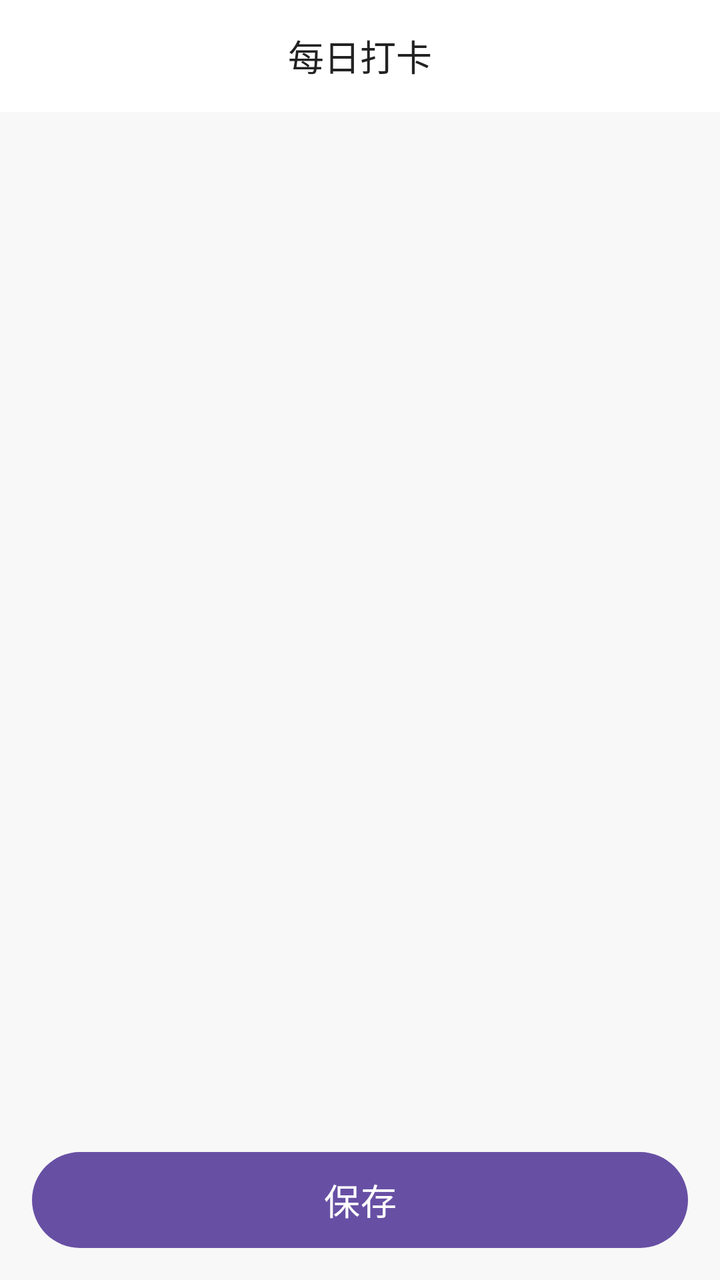
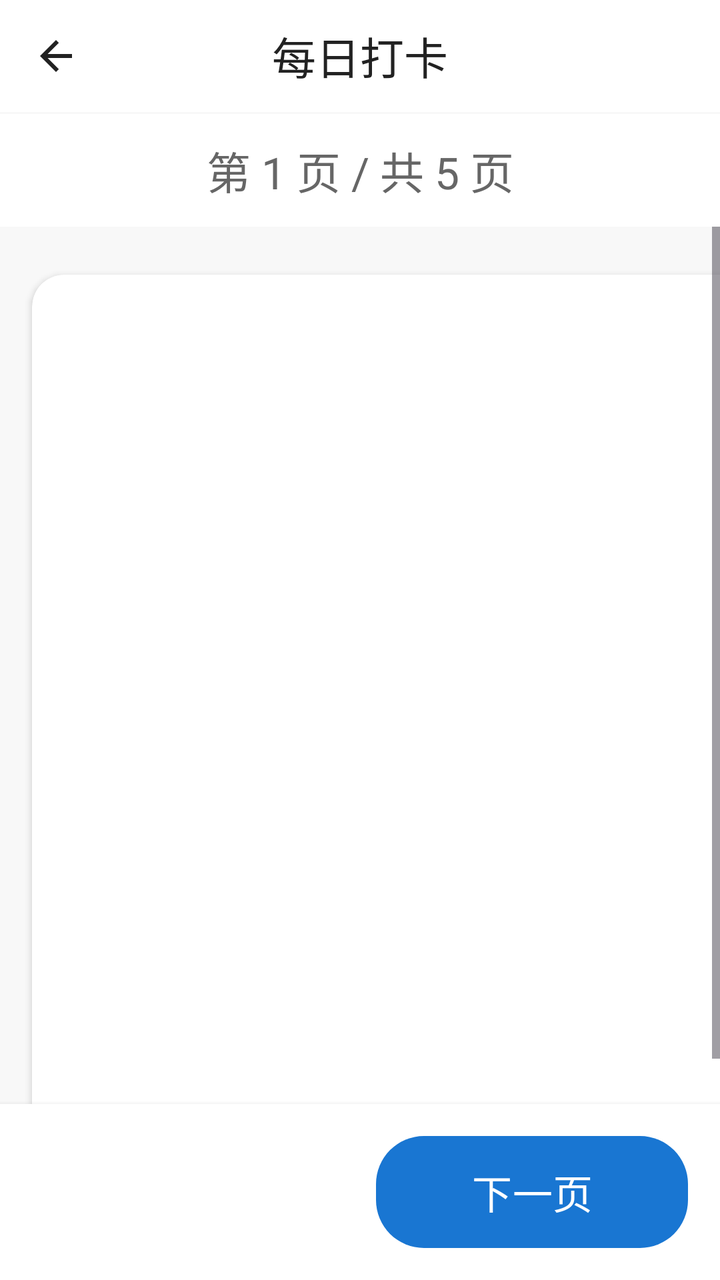

Compare the two renders of this Android layout. The source of the first and the diff that turns it into the second are given below.
<!-- AndroidManifest.xml: application theme Theme.RemoteNursing -->
<!-- res/layout/fragment_daily_checkin.xml -->
<?xml version="1.0" encoding="utf-8"?>
<LinearLayout
    xmlns:android="http://schemas.android.com/apk/res/android"
    xmlns:app="http://schemas.android.com/apk/res-auto"
    android:orientation="vertical"
    android:background="#F8F8F8"
    android:layout_width="match_parent"
    android:layout_height="match_parent"
    android:fitsSystemWindows="true">

    <RelativeLayout
        android:layout_width="match_parent"
        android:layout_height="56dp"
        android:background="#FFF">
        <ImageButton
            android:id="@+id/btn_back"
            android:layout_width="48dp"
            android:layout_height="48dp"
            android:background="?attr/selectableItemBackgroundBorderless"
            android:src="@drawable/ic_arrow_back"
            android:layout_centerVertical="true"
            android:layout_alignParentStart="true"
            android:layout_marginStart="8dp"
            android:contentDescription="返回" />
        <TextView
            android:id="@+id/tv_title"
            android:layout_width="wrap_content"
            android:layout_height="wrap_content"
            android:text="每日打卡"
            android:textSize="18sp"
            android:textColor="#222"
            android:layout_centerVertical="true"
            android:layout_centerHorizontal="true"/>
    </RelativeLayout>

    <ScrollView
        android:layout_width="match_parent"
        android:layout_height="0dp"
        android:layout_weight="1"
        android:fillViewport="true"
        android:contentDescription="每日打卡内容区域">

        <LinearLayout
            android:layout_width="match_parent"
            android:layout_height="wrap_content"
            android:orientation="vertical">

            <androidx.cardview.widget.CardView
                android:id="@+id/card_form"
                android:layout_width="match_parent"
                android:layout_height="wrap_content"
                android:layout_marginTop="24dp"
                android:layout_marginStart="16dp"
                android:layout_marginEnd="16dp"
                app:cardCornerRadius="16dp"
                app:cardElevation="2dp">

                <LinearLayout
                    android:id="@+id/form_parent"
                    android:layout_width="match_parent"
                    android:layout_height="wrap_content"
                    android:orientation="vertical"
                    android:paddingTop="0dp"
                    android:paddingBottom="0dp" />
            </androidx.cardview.widget.CardView>
        </LinearLayout>
    </ScrollView>

    <Button
        android:id="@+id/btn_submit"
        android:layout_width="match_parent"
        android:layout_height="48dp"
        android:text="保存"
        android:textColor="#FFF"
        android:background="@drawable/bg_btn_orange"
        android:textSize="18sp"
        android:layout_margin="16dp"/>
</LinearLayout>
<!-- resources referenced by this layout -->
<resources>
  <!-- drawable bg_btn_orange (drawable) -->
  <shape xmlns:android="http://schemas.android.com/apk/res/android"
      android:shape="rectangle">
      <solid android:color="#FF8000" />
      <corners android:radius="24dp" />
  </shape>
  <!-- drawable ic_arrow_back (drawable) -->
  <?xml version="1.0" encoding="utf-8"?>
  <vector xmlns:android="http://schemas.android.com/apk/res/android"
      android:width="24dp" android:height="24dp"
      android:viewportWidth="24" android:viewportHeight="24">
      <path
          android:fillColor="#FFFFFF"
          android:pathData="M20,11H7.83l5.59-5.59L12,4l-8,8 8,8 1.41-1.41L7.83,13H20v-2z"/>
  </vector>
  <style name="Theme.RemoteNursing" parent="Base.Theme.RemoteNursing" />
  <style name="Base.Theme.RemoteNursing" parent="Theme.Material3.DayNight.NoActionBar">
          
      </style>
</resources>

<!-- the commit's change to res/layout/fragment_daily_checkin.xml (unified diff, before → after) -->
@@ -8,31 +8,44 @@
     android:layout_height="match_parent"
     android:fitsSystemWindows="true">
 
+    
     <RelativeLayout
         android:layout_width="match_parent"
         android:layout_height="56dp"
         android:background="#FFF">
         <ImageButton
             android:id="@+id/btn_back"
-            android:layout_width="48dp"
-            android:layout_height="48dp"
-            android:background="?attr/selectableItemBackgroundBorderless"
-            android:src="@drawable/ic_arrow_back"
-            android:layout_centerVertical="true"
-            android:layout_alignParentStart="true"
-            android:layout_marginStart="8dp"
+            android:layout_width="56dp"
+            android:layout_height="56dp"
+            android:padding="12dp"
+            android:background="@android:color/transparent"
+            android:src="@drawable/ic_arrow_back_black_24dp"
             android:contentDescription="返回" />
         <TextView
             android:id="@+id/tv_title"
             android:layout_width="wrap_content"
             android:layout_height="wrap_content"
             android:text="每日打卡"
-            android:textSize="18sp"
+            android:textSize="22sp"
             android:textColor="#222"
             android:layout_centerVertical="true"
             android:layout_centerHorizontal="true"/>
     </RelativeLayout>
 
+    
+    <TextView
+        android:id="@+id/tv_page_info"
+        android:layout_width="match_parent"
+        android:layout_height="wrap_content"
+        android:text="第 1 页 / 共 5 页"
+        android:textSize="22sp"
+        android:textColor="#666"
+        android:gravity="center"
+        android:paddingVertical="12dp"
+        android:background="#FFF"
+        android:layout_marginTop="1dp"/>
+
+    
     <ScrollView
         android:layout_width="match_parent"
         android:layout_height="0dp"
@@ -40,39 +53,68 @@
         android:fillViewport="true"
         android:contentDescription="每日打卡内容区域">
 
-        <LinearLayout
+        <androidx.cardview.widget.CardView
             android:layout_width="match_parent"
             android:layout_height="wrap_content"
-            android:orientation="vertical">
+            android:layout_marginTop="24dp"
+            android:layout_marginStart="16dp"
+            android:layout_marginEnd="16dp"
+            android:layout_marginBottom="24dp"
+            app:cardCornerRadius="16dp"
+            app:cardElevation="2dp">
 
-            <androidx.cardview.widget.CardView
-                android:id="@+id/card_form"
+            <LinearLayout
+                android:id="@+id/form_container"
                 android:layout_width="match_parent"
                 android:layout_height="wrap_content"
-                android:layout_marginTop="24dp"
-                android:layout_marginStart="16dp"
-                android:layout_marginEnd="16dp"
-                app:cardCornerRadius="16dp"
-                app:cardElevation="2dp">
-
-                <LinearLayout
-                    android:id="@+id/form_parent"
-                    android:layout_width="match_parent"
-                    android:layout_height="wrap_content"
-                    android:orientation="vertical"
-                    android:paddingTop="0dp"
-                    android:paddingBottom="0dp" />
-            </androidx.cardview.widget.CardView>
-        </LinearLayout>
+                android:orientation="vertical"
+                android:minHeight="200dp"
+                android:gravity="center_vertical" />
+        </androidx.cardview.widget.CardView>
     </ScrollView>
 
-    <Button
-        android:id="@+id/btn_submit"
+    
+    <LinearLayout
         android:layout_width="match_parent"
-        android:layout_height="48dp"
-        android:text="保存"
-        android:textColor="#FFF"
-        android:background="@drawable/bg_btn_orange"
-        android:textSize="18sp"
-        android:layout_margin="16dp"/>
+        android:layout_height="wrap_content"
+        android:orientation="horizontal"
+        android:padding="16dp"
+        android:background="#FFF"
+        android:elevation="4dp">
+
+        <Button
+            android:id="@+id/btn_prev"
+            android:layout_width="0dp"
+            android:layout_height="56dp"
+            android:layout_weight="1"
+            android:text="上一页"
+            android:textColor="#FFF"
+            android:background="@drawable/bg_btn_light_gray"
+            android:textSize="20sp"
+            android:layout_marginEnd="8dp"
+            android:visibility="invisible"/>
+
+        <Button
+            android:id="@+id/btn_next"
+            android:layout_width="0dp"
+            android:layout_height="56dp"
+            android:layout_weight="1"
+            android:text="下一页"
+            android:textColor="#FFF"
+            android:background="@drawable/bg_btn_orange"
+            android:textSize="20sp"
+            android:layout_marginStart="8dp"/>
+
+        <Button
+            android:id="@+id/btn_submit"
+            android:layout_width="0dp"
+            android:layout_height="56dp"
+            android:layout_weight="1"
+            android:text="保存"
+            android:textColor="#FFF"
+            android:background="@drawable/bg_btn_red"
+            android:textSize="20sp"
+            android:layout_marginStart="8dp"
+            android:visibility="gone"/>
+    </LinearLayout>
 </LinearLayout>
<!-- resource entries referenced after the edit -->
@@ -1,23 +1,52 @@
 <!-- resources referenced by this layout -->
 <resources>
+  <!-- drawable bg_btn_light_gray (drawable) -->
+  <?xml version="1.0" encoding="utf-8"?>
+  <shape xmlns:android="http://schemas.android.com/apk/res/android"
+      android:shape="rectangle">
+      <solid android:color="#F0F0F0" />
+      <corners android:radius="8dp" />
+      <stroke android:width="1dp" android:color="#CCCCCC" />
+  </shape>
   <!-- drawable bg_btn_orange (drawable) -->
   <shape xmlns:android="http://schemas.android.com/apk/res/android"
       android:shape="rectangle">
       <solid android:color="#FF8000" />
       <corners android:radius="24dp" />
   </shape>
-  <!-- drawable ic_arrow_back (drawable) -->
+  <!-- drawable bg_btn_red (drawable) -->
   <?xml version="1.0" encoding="utf-8"?>
+  <shape xmlns:android="http://schemas.android.com/apk/res/android"
+      android:shape="rectangle">
+      <solid android:color="#FF5722" />
+      <corners android:radius="8dp" />
+  </shape>
+  <!-- drawable ic_arrow_back_black_24dp (drawable) -->
   <vector xmlns:android="http://schemas.android.com/apk/res/android"
-      android:width="24dp" android:height="24dp"
-      android:viewportWidth="24" android:viewportHeight="24">
-      <path
-          android:fillColor="#FFFFFF"
-          android:pathData="M20,11H7.83l5.59-5.59L12,4l-8,8 8,8 1.41-1.41L7.83,13H20v-2z"/>
+      android:width="24dp" android:height="24dp" android:viewportWidth="24"
+      android:viewportHeight="24">
+      <path android:fillColor="#222222" android:pathData="M20,11H7.83l5.59-5.59L12,4l-8,8 8,8 1.41-1.41L7.83,13H20v-2z"/>
   </vector>
   <style name="Theme.RemoteNursing" parent="Base.Theme.RemoteNursing" />
   <style name="Base.Theme.RemoteNursing" parent="Theme.Material3.DayNight.NoActionBar">
           
+          <item name="colorPrimary">#1976D2</item>
+          <item name="colorPrimaryVariant">#0D47A1</item>
+          <item name="colorSecondary">#388E3C</item>
+          <item name="colorOnPrimary">#FFFFFF</item>
+          <item name="colorOnSecondary">#FFFFFF</item>
+  
+          
+          <item name="colorSurface">#FFFFFF</item>
+          <item name="colorOnSurface">#000000</item>
+  
+          
+          <item name="android:windowBackground">#FFFFFF</item>
+          <item name="backgroundColor">#FFFFFF</item>
+  
+          
+          <item name="colorPrimaryContainer">#E3F2FD</item>
+          <item name="colorOnPrimaryContainer">#0D47A1</item>
       </style>
 </resources>
 
